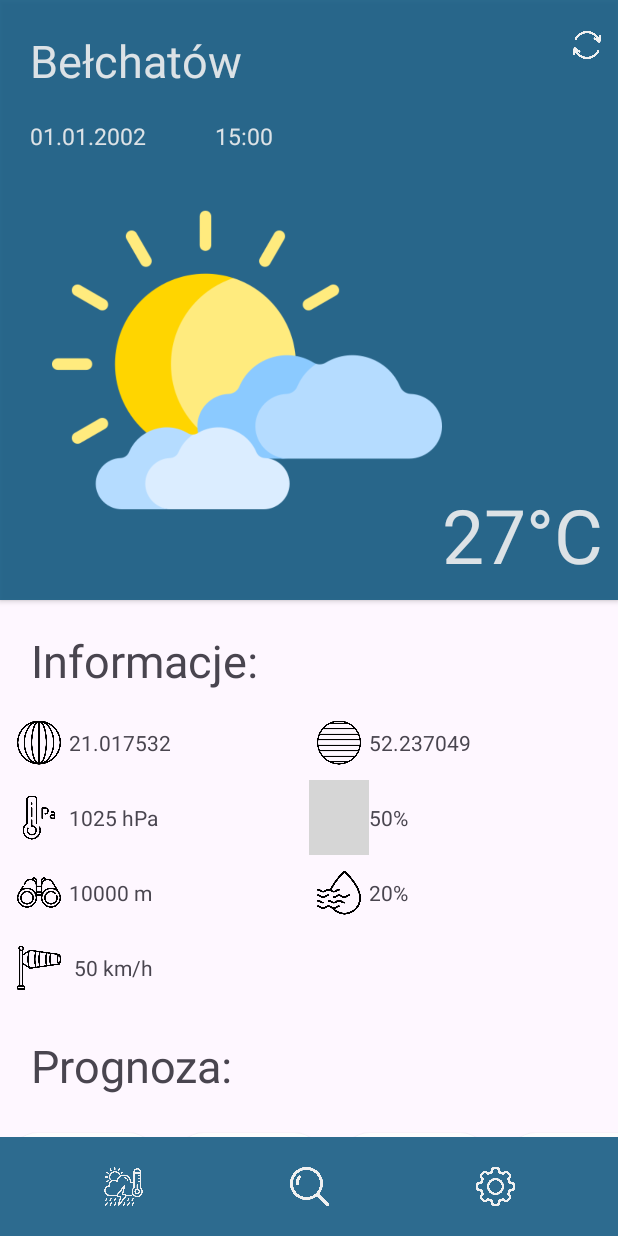
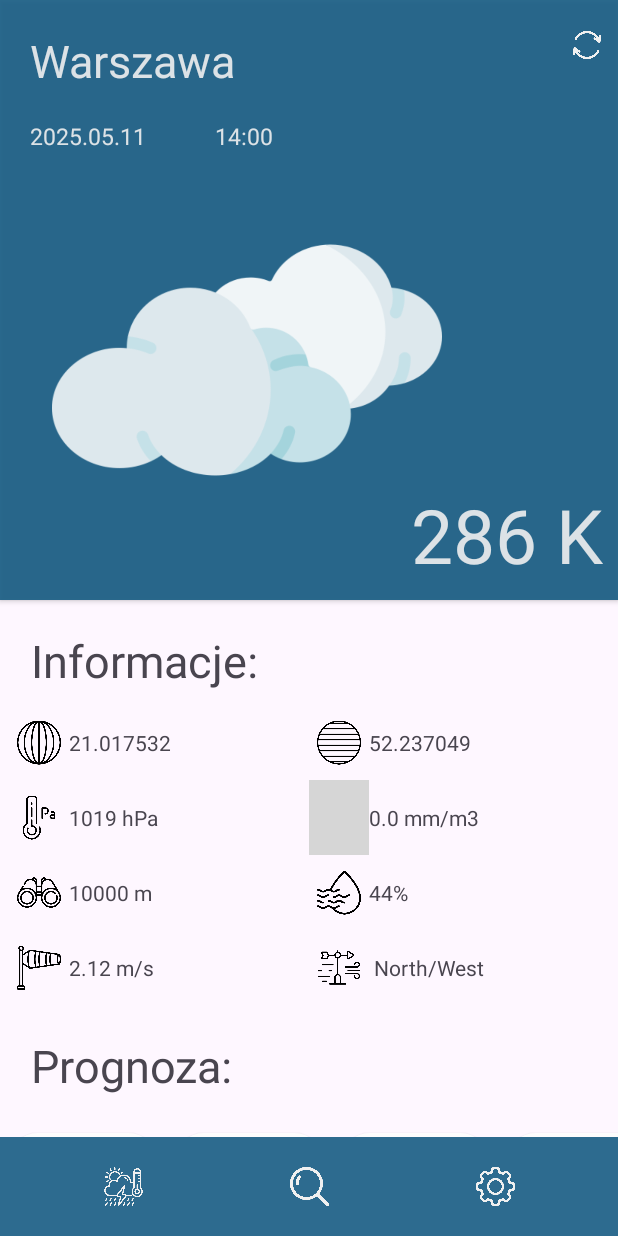
Before and after one commit to SebastianCieslik245787/WeatherApp, an Android app: the screen it shows after launch (MainActivity), on a phone screen of 412 x 824 dp. Run offline under Robolectric (Android 15) with nearby library versions, the phone set to English and light mode, and no system bars; grey boxes are pictures that could not be loaded.

Commit message:
Modifying main layout

```diff
--- /dev/null
+++ b/app/src/main/java/com/example/weatherapp/City.kt
@@ -0,0 +1,19 @@
+package com.example.weatherapp
+
+class City {
+    private var cityName : String = "Warszawa"
+    private var lon : Double = 21.017532
+    private var lat : Double = 52.237049
+
+    fun getCityName() : String{
+        return this.cityName
+    }
+
+    fun getLon() : Double{
+        return this.lon
+    }
+
+    fun getLat() : Double{
+        return this.lat
+    }
+}
--- a/app/src/main/java/com/example/weatherapp/FutureWeatherForecastItem.kt
+++ b/app/src/main/java/com/example/weatherapp/FutureWeatherForecastItem.kt
@@ -1,29 +1,69 @@
 package com.example.weatherapp
 
+import android.util.Log
 import org.json.JSONObject
-import java.time.Instant
-import java.time.LocalDateTime
-import java.time.ZoneId
+import kotlin.math.roundToInt
 
 class FutureWeatherForecastItem(data: JSONObject) {
-    private var name: Long = data.get("dt").toString().toLong()
-    private var temperature: String = (data.getJSONObject("main").get("temp").toString())
+    private var date: String = data.get("dt_txt").toString().replace("-", ".")
+    private var temperature: Double = data.getJSONObject("main").getDouble("temp")
     private var weatherType: Int =  data.getJSONArray("weather").getJSONObject(0).getInt("id")
+    private var pressure : Int = data.getJSONObject("main").getInt("pressure")
+    private var humidity : Int = data.getJSONObject("main").getInt("humidity")
+    private var windSpeed : Double = data.getJSONObject("wind").getDouble("speed")
+    private var windDeg : Int = data.getJSONObject("wind").getInt("deg")
+    private var rain: Double = data.optJSONObject("rain")?.optDouble("1h") ?: 0.0
+    private var visibility : Int = data.getInt("visibility")
 
-    fun getName(): Int {
-        val time =  LocalDateTime.ofInstant(
-            Instant.ofEpochSecond(name),
-            ZoneId.systemDefault()
-        )
-        return time.hour
+    fun getTime(): String {
+        return date.substring(11,16)
+    }
+
+    fun getHour() : Int{
+        return this.date.substring(11,13).toInt()
+    }
+
+    fun getDate() : String{
+        return this.date.substring(0,10)
+    }
+
+    fun getPressure() : Int{
+        return this.pressure
+    }
+
+    fun getHumidity() : Int{
+        return this.humidity
+    }
+
+    fun getWindSpeed() : Double{
+        return this.windSpeed
+    }
+
+    fun getWindDirection() : String{
+        return if(windDeg == 0) "North"
+        else if(windDeg == 90) "East"
+        else if(windDeg == 180) "South"
+        else if(windDeg == 270) "West"
+        else if(windDeg < 90) "North/East"
+        else if(windDeg < 180) "South/East"
+        else if(windDeg < 270) "South/West"
+        else " North/West"
     }
 
     fun getTemperature() : String{
-        return "$temperature°C"
+        return this.temperature.roundToInt().toString() + " K"
     }
 
     fun getWeatherType() : Int{
-        if(weatherType > 799) return weatherType
-        return weatherType / 100
+        if(this.weatherType > 799) return this.weatherType
+        return this.weatherType / 100
+    }
+
+    fun getRain() : Double{
+        return this.rain
+    }
+
+    fun getVisibility() : Int{
+        return this.visibility
     }
 }
--- a/app/src/main/java/com/example/weatherapp/MainActivity.kt
+++ b/app/src/main/java/com/example/weatherapp/MainActivity.kt
@@ -3,7 +3,6 @@ package com.example.weatherapp
 import android.annotation.SuppressLint
 import android.os.Bundle
 import android.util.Log
-import android.view.View
 import android.widget.ImageView
 import android.widget.LinearLayout
 import android.widget.TextView
@@ -12,11 +11,30 @@ import androidx.appcompat.app.AppCompatActivity
 class MainActivity : AppCompatActivity() {
     private lateinit var forecastContainer: LinearLayout
 
+    private lateinit var actualWeatherIcon : ImageView
+    private lateinit var actualWeatherCityName : TextView
+    private lateinit var actualWeatherDate : TextView
+    private lateinit var actualWeatherTime : TextView
+    private lateinit var actualWeatherTemperature : TextView
+
+    private lateinit var moreInfoLon : TextView
+    private lateinit var moreInfoLat : TextView
+    private lateinit var moreInfoPressure : TextView
+    private lateinit var moreInfoRain : TextView
+    private lateinit var moreInfoVisibility : TextView
+    private lateinit var moreInfoHumidity : TextView
+    private lateinit var moreInfoWindSpeed : TextView
+    private lateinit var moreInfoWindDirection : TextView
+
+    private lateinit var actualCity : City
+
     @SuppressLint("SetTextI18n")
     override fun onCreate(savedInstanceState: Bundle?) {
         super.onCreate(savedInstanceState)
         setContentView(R.layout.activity_main)
-        forecastContainer = findViewById(R.id.forecastContainer)
+
+        actualCity = City()
+        setup()
 
         val futureWeatherForecast = FutureWeatherForecast()
 
@@ -24,9 +42,27 @@ class MainActivity : AppCompatActivity() {
         else {
             val forecast: MutableList<FutureWeatherForecastItem> =
                 futureWeatherForecast.getForecast()
+            setActualWeather(forecast[0])
+            setMoreInfo(forecast[0])
             setFutureForecast(forecast)
-            Log.d("XD4", forecast.size.toString())
         }
+    }
+
+    fun setup(){
+        forecastContainer = findViewById(R.id.forecastContainer)
+        actualWeatherIcon = findViewById(R.id.weatherIcon)
+        actualWeatherCityName = findViewById(R.id.cityName)
+        actualWeatherDate = findViewById(R.id.date)
+        actualWeatherTime = findViewById(R.id.time)
+        actualWeatherTemperature = findViewById(R.id.temperature)
+        moreInfoLat = findViewById(R.id.latitudeVal)
+        moreInfoLon = findViewById(R.id.longitudeVal)
+        moreInfoPressure = findViewById(R.id.pressureVal)
+        moreInfoRain = findViewById(R.id.rainVal)
+        moreInfoVisibility = findViewById(R.id.visibilityVal)
+        moreInfoHumidity = findViewById(R.id.humidityVal)
+        moreInfoWindSpeed = findViewById(R.id.windVal)
+        moreInfoWindDirection = findViewById(R.id.windDirectionVal)
     }
 
     @SuppressLint("SetTextI18n")
@@ -35,55 +71,64 @@ class MainActivity : AppCompatActivity() {
             Log.d("XD3" , "x")
             val itemView =
                 layoutInflater.inflate(R.layout.forecast_item, forecastContainer, false)
-            itemView.findViewById<TextView>(R.id.forecastItemName).text = "${i.getName()}:00"
+            itemView.findViewById<TextView>(R.id.forecastItemName).text = i.getTime()
             itemView.findViewById<TextView>(R.id.forecastItemTemperature).text =
                 i.getTemperature()
-            setForecastItemIcon(itemView, i)
+            setIcon(itemView.findViewById<ImageView>(R.id.forecastItemIcon), i)
             forecastContainer.addView(itemView)
         }
     }
 
-    fun setForecastItemIcon(itemView: View, forecastItem : FutureWeatherForecastItem) {
+    fun setIcon(imageView: ImageView, forecastItem : FutureWeatherForecastItem) {
         when (forecastItem.getWeatherType()) {
-            2 -> itemView.findViewById<ImageView>(R.id.forecastItemIcon)
-                .setImageResource(R.drawable.storm)
+            2 -> imageView.setImageResource(R.drawable.storm)
 
-            3 -> itemView.findViewById<ImageView>(R.id.forecastItemIcon)
-                .setImageResource(R.drawable.drizzle)
+            3 -> imageView.setImageResource(R.drawable.drizzle)
 
-            5 -> itemView.findViewById<ImageView>(R.id.forecastItemIcon)
-                .setImageResource(R.drawable.rain)
+            5 -> imageView.setImageResource(R.drawable.rain)
 
-            6 -> itemView.findViewById<ImageView>(R.id.forecastItemIcon)
-                .setImageResource(R.drawable.snow)
+            6 -> imageView.setImageResource(R.drawable.snow)
 
-            7 -> itemView.findViewById<ImageView>(R.id.forecastItemIcon)
-                .setImageResource(R.drawable.fog)
+            7 -> imageView.setImageResource(R.drawable.fog)
 
             800 -> {
-                if(forecastItem.getName() > 6 && forecastItem.getName() < 21) itemView.findViewById<ImageView>(R.id.forecastItemIcon)
-                    .setImageResource(R.drawable.day)
-                else itemView.findViewById<ImageView>(R.id.forecastItemIcon)
-                    .setImageResource(R.drawable.night)
+                if(forecastItem.getHour() > 6 && forecastItem.getHour() < 21) imageView.setImageResource(R.drawable.day)
+                else imageView.setImageResource(R.drawable.night)
             }
 
             801,802 -> {
-                if(forecastItem.getName() > 6 && forecastItem.getName() < 21) itemView.findViewById<ImageView>(R.id.forecastItemIcon)
-                    .setImageResource(R.drawable.few_clouds)
-                else itemView.findViewById<ImageView>(R.id.forecastItemIcon)
-                    .setImageResource(R.drawable.cloudy_night)
+                if(forecastItem.getHour() > 6 && forecastItem.getHour() < 21) imageView.setImageResource(R.drawable.few_clouds)
+                else imageView.setImageResource(R.drawable.cloudy_night)
             }
 
             803 -> {
-                if(forecastItem.getName() > 6 && forecastItem.getName() < 21) itemView.findViewById<ImageView>(R.id.forecastItemIcon)
-                    .setImageResource(R.drawable.clouds)
-                else itemView.findViewById<ImageView>(R.id.forecastItemIcon)
-                    .setImageResource(R.drawable.cloudy_night)
+                if(forecastItem.getHour() > 6 && forecastItem.getHour() < 21) imageView.setImageResource(R.drawable.clouds)
+                else imageView.setImageResource(R.drawable.cloudy_night)
             }
 
-
-            804 -> itemView.findViewById<ImageView>(R.id.forecastItemIcon)
-                .setImageResource(R.drawable.full_clouds)
+            804 -> imageView.setImageResource(R.drawable.full_clouds)
         }
     }
+
+    @SuppressLint("SetTextI18n")
+    fun setActualWeather(actualWeather : FutureWeatherForecastItem){
+        actualWeatherTime.text = actualWeather.getTime()
+        setIcon(actualWeatherIcon, actualWeather)
+        actualWeatherTemperature.text = actualWeather.getTemperature()
+        actualWeatherTime.text = actualWeather.getTime()
+        actualWeatherDate.text = actualWeather.getDate()
+        actualWeatherCityName.text = actualCity.getCityName()
+    }
+
+    @SuppressLint("SetTextI18n")
+    fun setMoreInfo(actualWeather : FutureWeatherForecastItem){
+        moreInfoLon.text = actualCity.getLon().toString()
+        moreInfoLat.text = actualCity.getLat().toString()
+        moreInfoPressure.text = actualWeather.getPressure().toString() + " hPa"
+        moreInfoRain.text = actualWeather.getRain().toString() + " mm/m3"
+        moreInfoVisibility.text = actualWeather.getVisibility().toString() + " m"
+        moreInfoHumidity.text = actualWeather.getHumidity().toString() + "%"
+        moreInfoWindSpeed.text = actualWeather.getWindSpeed().toString() + " m/s"
+        moreInfoWindDirection.text = actualWeather.getWindDirection()
+    }
 }
--- a/app/src/main/res/layout/main_item.xml
+++ b/app/src/main/res/layout/main_item.xml
@@ -1,5 +1,6 @@
 <?xml version="1.0" encoding="utf-8"?>
 <androidx.constraintlayout.widget.ConstraintLayout xmlns:android="http://schemas.android.com/apk/res/android"
+    xmlns:tools="http://schemas.android.com/tools"
     android:layout_width="match_parent"
     android:layout_height="400dp"
     android:background="@color/mainItemBg"
@@ -32,7 +33,6 @@
         app:layout_constraintWidth_percent="0.9"
         android:layout_marginStart="20dp"
         android:textSize="30sp"
-        android:text="Bełchatów"
         android:gravity="start"
         android:textColor="@color/mainItemText"
         />
@@ -46,7 +46,6 @@
         app:layout_constraintHeight_percent="0.2"
         app:layout_constraintWidth_percent="0.3"
         android:layout_marginStart="20dp"
-        android:text="01.01.2002"
         android:textSize="15sp"
         android:gravity="start"
         android:textColor="@color/mainItemText"
@@ -60,25 +59,8 @@
         app:layout_constraintStart_toEndOf="@id/date"
         app:layout_constraintHeight_percent="0.2"
         app:layout_constraintWidth_percent="0.3"
-        android:text="15:00"
         android:textSize="15sp"
         android:gravity="start"
-        android:textColor="@color/mainItemText"
-        />
-
-    <TextView
-        android:id="@+id/temperature"
-        android:layout_width="0dp"
-        android:layout_height="0dp"
-        app:layout_constraintBottom_toBottomOf="parent"
-        app:layout_constraintEnd_toEndOf="parent"
-        app:layout_constraintHeight_percent="0.2"
-        app:layout_constraintWidth_percent="0.4"
-        android:layout_marginEnd="10dp"
-        android:text="27°C"
-        android:textSize="50sp"
-        android:gravity="right|bottom"
-        android:paddingBottom="10dp"
         android:textColor="@color/mainItemText"
         />
 
@@ -96,4 +78,19 @@
         android:scaleType="centerInside"
         />
 
+    <TextView
+        android:id="@+id/temperature"
+        android:layout_width="0dp"
+        android:layout_height="0dp"
+        app:layout_constraintBottom_toBottomOf="parent"
+        app:layout_constraintEnd_toEndOf="parent"
+        app:layout_constraintHeight_percent="0.2"
+        app:layout_constraintWidth_percent="0.4"
+        android:layout_marginEnd="10dp"
+        android:textSize="50sp"
+        android:gravity="right|bottom"
+        android:paddingBottom="10dp"
+        android:textColor="@color/mainItemText"
+        tools:ignore="RtlHardcoded" />
+
 </androidx.constraintlayout.widget.ConstraintLayout>
--- a/app/src/main/res/layout/more_info.xml
+++ b/app/src/main/res/layout/more_info.xml
@@ -9,7 +9,7 @@
         android:id="@+id/moreInfolabel"
         android:layout_width="0dp"
         android:layout_height="40dp"
-        android:text="Informacje:"
+        android:text="@string/Info_label"
         android:textSize="30sp"
         android:gravity="center|start"
         app:layout_constraintWidth_percent="0.9"
@@ -46,8 +46,7 @@
             <TextView
                 android:id="@+id/longitudeVal"
                 app:layout_constraintStart_toEndOf="@id/longitudeIcon"
-                style="@style/moreInfoItemValue"
-                android:text="21.017532"/>
+                style="@style/moreInfoItemValue"/>
 
         </androidx.constraintlayout.widget.ConstraintLayout>
         <androidx.constraintlayout.widget.ConstraintLayout
@@ -58,14 +57,13 @@
             <ImageView
                 android:id="@+id/latitudeIcon"
                 android:src="@drawable/latitude"
-                android:contentDescription="Latitude"
+                android:contentDescription="@string/latitude"
                 style="@style/moreInfoItemImage"
                 />
             <TextView
                 android:id="@+id/latitudeVal"
                 app:layout_constraintStart_toEndOf="@id/latitudeIcon"
-                style="@style/moreInfoItemValue"
-                android:text="52.237049"/>
+                style="@style/moreInfoItemValue"/>
 
         </androidx.constraintlayout.widget.ConstraintLayout>
         <androidx.constraintlayout.widget.ConstraintLayout
@@ -75,15 +73,14 @@
             >
             <ImageView
                 android:id="@+id/pressureIcon"
-                android:contentDescription="Pressure"
+                android:contentDescription="@string/pressure"
                 android:src="@drawable/pressure"
                 style="@style/moreInfoItemImage"
                 />
             <TextView
                 android:id="@+id/pressureVal"
                 app:layout_constraintStart_toEndOf="@id/pressureIcon"
-                style="@style/moreInfoItemValue"
-                android:text="1025 hPa"/>
+                style="@style/moreInfoItemValue"/>
 
         </androidx.constraintlayout.widget.ConstraintLayout>
         <androidx.constraintlayout.widget.ConstraintLayout
@@ -92,16 +89,15 @@
             style="@style/moreInfoConstrainLayout"
             >
             <ImageView
-                android:id="@+id/rainProbIcon"
+                android:id="@+id/rainIcon"
                 android:src="@drawable/rain_prob"
-                android:contentDescription="Rain probability"
+                android:contentDescription="@string/rain"
                 style="@style/moreInfoItemImage"
                 />
             <TextView
-                android:id="@+id/rainProbVal"
-                app:layout_constraintStart_toEndOf="@id/rainProbIcon"
-                style="@style/moreInfoItemValue"
-                android:text="50%"/>
+                android:id="@+id/rainVal"
+                app:layout_constraintStart_toEndOf="@id/rainIcon"
+                style="@style/moreInfoItemValue"/>
 
         </androidx.constraintlayout.widget.ConstraintLayout>
         <androidx.constraintlayout.widget.ConstraintLayout
@@ -112,14 +108,13 @@
             <ImageView
                 android:id="@+id/visibilityIcon"
                 android:src="@drawable/visibility"
-                android:contentDescription="Visibility"
+                android:contentDescription="@string/visibility"
                 style="@style/moreInfoItemImage"
                 />
             <TextView
                 android:id="@+id/visibilityVal"
                 app:layout_constraintStart_toEndOf="@id/visibilityIcon"
-                style="@style/moreInfoItemValue"
-                android:text="10000 m"/>
+                style="@style/moreInfoItemValue"/>
 
         </androidx.constraintlayout.widget.ConstraintLayout>
         <androidx.constraintlayout.widget.ConstraintLayout
@@ -128,16 +123,15 @@
             style="@style/moreInfoConstrainLayout"
             >
             <ImageView
-                android:id="@+id/wetIcon"
-                android:contentDescription="Wet"
-                android:src="@drawable/wet"
+                android:id="@+id/humidityIcon"
+                android:contentDescription="@string/humidity"
+                android:src="@drawable/humidity"
                 style="@style/moreInfoItemImage"
                 />
             <TextView
-                android:id="@+id/wetVal"
+                android:id="@+id/humidityVal"
                 style="@style/moreInfoItemValue"
-                app:layout_constraintStart_toEndOf="@id/wetIcon"
-                android:text="20%"/>
+                app:layout_constraintStart_toEndOf="@id/humidityIcon"/>
 
         </androidx.constraintlayout.widget.ConstraintLayout>
         <androidx.constraintlayout.widget.ConstraintLayout
@@ -147,15 +141,31 @@
             >
             <ImageView
                 android:id="@+id/windIcon"
-                android:contentDescription="Wind speed"
+                android:contentDescription="@string/wind_speed"
                 android:src="@drawable/wind"
                 style="@style/moreInfoItemImage"
                 />
             <TextView
                 android:id="@+id/windVal"
                 app:layout_constraintStart_toEndOf="@id/windIcon"
-                style="@style/moreInfoItemValue"
-                android:text=" 50 km/h"/>
+                style="@style/moreInfoItemValue"/>
+
+        </androidx.constraintlayout.widget.ConstraintLayout>
+        <androidx.constraintlayout.widget.ConstraintLayout
+            android:layout_row="3"
+            android:layout_column="1"
+            style="@style/moreInfoConstrainLayout"
+            >
+            <ImageView
+                android:id="@+id/windDirectionIcon"
+                android:contentDescription="@string/wind_direction"
+                android:src="@drawable/wind_direction"
+                style="@style/moreInfoItemImage"
+                />
+            <TextView
+                android:id="@+id/windDirectionVal"
+                app:layout_constraintStart_toEndOf="@id/windDirectionIcon"
+                style="@style/moreInfoItemValue"/>
 
         </androidx.constraintlayout.widget.ConstraintLayout>
 
@@ -164,7 +174,7 @@
         android:id="@+id/forecastLabel"
         android:layout_width="0dp"
         android:layout_height="40dp"
-        android:text="Prognoza:"
+        android:text="@string/forecast_label"
         android:layout_marginTop="20dp"
         android:textSize="30sp"
         android:gravity="center|start"
--- a/app/src/main/res/values/strings.xml
+++ b/app/src/main/res/values/strings.xml
@@ -6,4 +6,13 @@
     <string name="settingsButtonDescription">Ustawienia</string>
     <string name="longitude">Longitude</string>
     <string name="refresh">refresh-data</string>
+    <string name="latitude">Latitude</string>
+    <string name="pressure">Pressure</string>
+    <string name="rain">Rain</string>
+    <string name="visibility">Visibility</string>
+    <string name="humidity">Humidity</string>
+    <string name="wind_speed">Wind speed</string>
+    <string name="wind_direction">Wind direction</string>
+    <string name="Info_label">Informacje:</string>
+    <string name="forecast_label">Prognoza:</string>
 </resources>
```
Also changed, not shown: app/src/main/assets/4dayforecast_EBE.json, app/src/main/res/drawable/humidity.png (renamed from app/src/main/res/drawable/wet.png), app/src/main/res/drawable/wind_direction.png (added).
